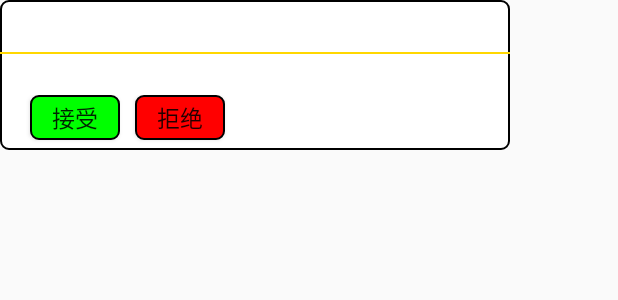
After one commit to xry224/AgileFinalWork, an Android app: the layout message_list_item.xml on its own in the app's theme, with its tools: preview values and no code run, on a phone screen of 412 x 824 dp. The commit adds this screen. Shown: the top 300 px of the screen. Run offline under Robolectric (Android 15) with nearby library versions, the phone set to English and light mode, and no system bars.

Commit message:
消息页面

```diff
--- a/src/main/AndroidManifest.xml
+++ b/src/main/AndroidManifest.xml
@@ -29,5 +29,6 @@
         <activity android:name="view.Register"/>
         <activity android:name="view.ForgetPW"/>
         <activity android:name="view.MerchantDetail"/>
+        <activity android:name="view.MessageActivity"/>
     </application>
 </manifest>
--- /dev/null
+++ b/src/main/res/drawable/shape_red.xml
@@ -0,0 +1,10 @@
+<?xml version="1.0" encoding="utf-8"?>
+<shape xmlns:android="http://schemas.android.com/apk/res/android">
+        <solid android:color="@color/Red" />
+        <stroke android:width="1dip"
+                android:color="@color/black" />
+        <corners android:topLeftRadius="5dp"
+                 android:topRightRadius="5dp"
+                 android:bottomRightRadius="5dp"
+                 android:bottomLeftRadius="5dp"/>
+</shape>
--- /dev/null
+++ b/src/main/res/drawable/shapegreen.xml
@@ -0,0 +1,10 @@
+<?xml version="1.0" encoding="utf-8"?>
+<shape xmlns:android="http://schemas.android.com/apk/res/android">
+        <solid android:color="@color/Green" />
+        <stroke android:width="1dip"
+                android:color="@color/black" />
+        <corners android:topLeftRadius="5dp"
+                 android:topRightRadius="5dp"
+                 android:bottomRightRadius="5dp"
+                 android:bottomLeftRadius="5dp"/>
+</shape>
--- /dev/null
+++ b/src/main/res/layout/message_list_item.xml
@@ -0,0 +1,44 @@
+<?xml version="1.0" encoding="utf-8"?>
+<LinearLayout xmlns:android="http://schemas.android.com/apk/res/android"
+              android:orientation="vertical"
+              android:layout_width="340dp"
+              android:background="@drawable/shapewhite"
+              android:layout_height="100dp">
+    <TextView android:layout_width="match_parent"
+              android:textSize="25sp"
+              android:id="@+id/messgaeFrom"
+              android:layout_height="wrap_content"/>
+    <View android:layout_width="match_parent"
+          android:background="@color/gold"
+          android:layout_height="1dp"/>
+    <TextView android:layout_width="match_parent"
+              android:id="@+id/messageContent"
+              android:textSize="20sp"
+              android:layout_height="wrap_content"/>
+    <LinearLayout android:layout_width="match_parent"
+                  android:orientation="horizontal"
+                  android:layout_height="match_parent">
+        <TextView android:layout_width="wrap_content"
+                  android:id="@+id/userCredit"
+                  android:textSize="20sp"
+                  android:layout_height="match_parent"/>
+        <Button android:layout_width="60dp"
+                android:layout_gravity="bottom"
+                android:layout_marginStart="20dp"
+                android:text="@string/accept"
+                android:layout_marginBottom="3dp"
+                android:textSize="15sp"
+                android:background="@drawable/shapegreen"
+                android:id="@+id/accept"
+                android:layout_height="30dp"/>
+        <Button android:layout_width="60dp"
+                android:layout_gravity="bottom"
+                android:text="@string/reject"
+                android:textSize="15sp"
+                android:layout_marginBottom="3dp"
+                android:layout_marginStart="10dp"
+                android:id="@+id/reject"
+                android:background="@drawable/shape_red"
+                android:layout_height="30dp"/>
+    </LinearLayout>
+</LinearLayout>
--- a/src/main/res/values/strings.xml
+++ b/src/main/res/values/strings.xml
@@ -39,4 +39,6 @@
     <string name="newPassword">输入新密码</string>
     <string name="confirmPW">重复新密码</string>
     <string name="reset">重置密码</string>
+    <string name="accept">接受</string>
+    <string name="reject">拒绝</string>
 </resources>
```
Also changed, not shown: src/main/java/entity/Message.java (added, +9 -0 lines), src/main/java/view/MainActivity.java (+9 -1 lines), src/main/java/view/MessageActivity.java (added, +54 -0 lines), src/main/res/layout/message_list.xml (added, +22 -0 lines).
